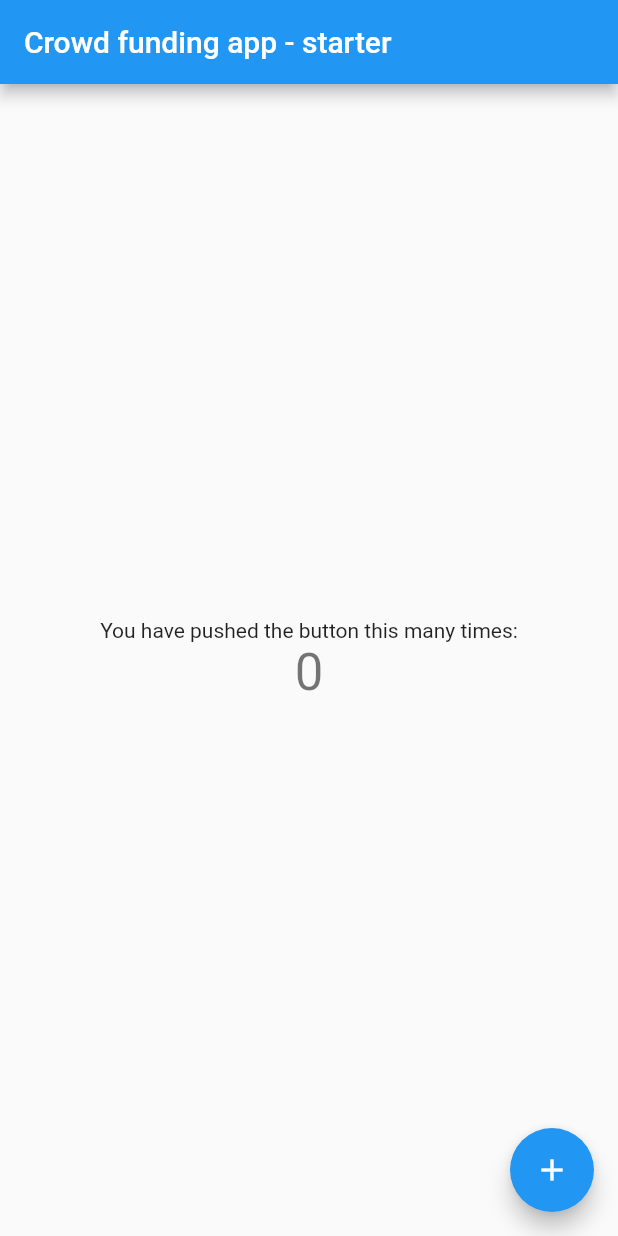
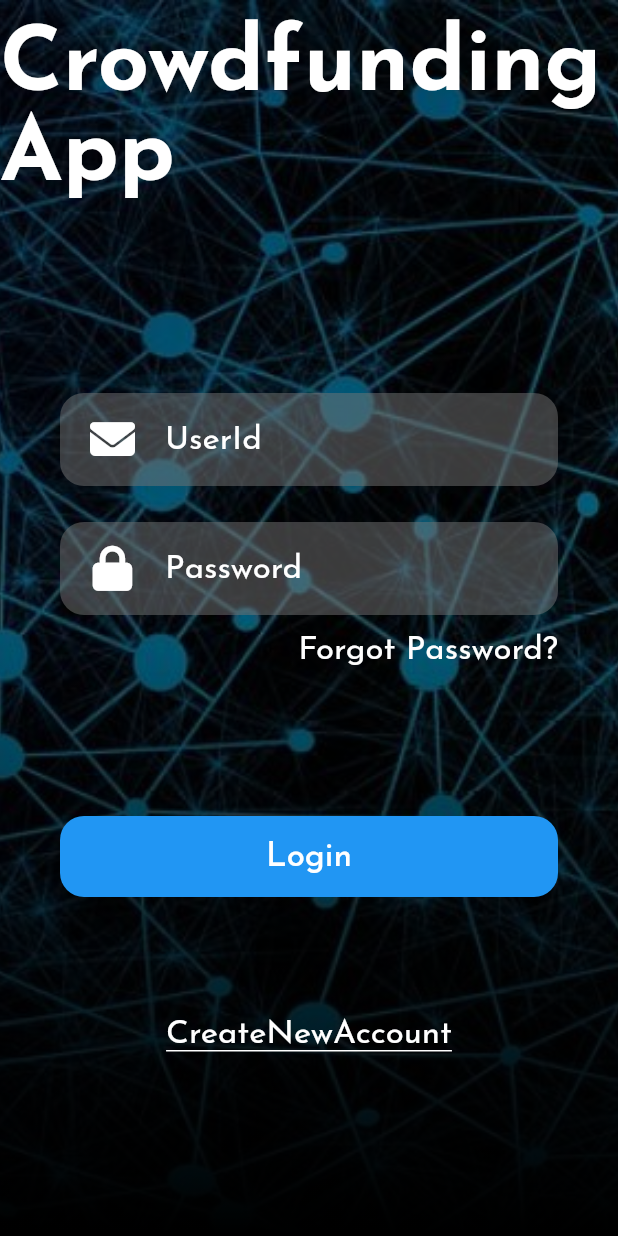
Before and after one commit to abdullahbinahmed/Crowd-Funding, a Flutter app: the screen it shows after launch, on a phone screen of 412 x 824 dp. Run offline on Flutter 3.47's test engine with Material 2 defaults, Android fonts, the phone set to English and light mode, and no system bars; our stand-ins replace font_awesome_flutter, google_fonts.

Commit message:
some widgets and login page - sample

```diff
--- a/App/cf_app/lib/main.dart
+++ b/App/cf_app/lib/main.dart
@@ -1,67 +1,88 @@
 import 'package:flutter/material.dart';
+import 'package:google_fonts/google_fonts.dart';
+import './screens/login-page.dart';
+
+
 
 void main() {
-  runApp(const MyApp());
+  runApp(MyApp());
 }
 
 class MyApp extends StatelessWidget {
-  const MyApp({Key? key}) : super(key: key);
-
-  // This widget is the root of your application.
   @override
   Widget build(BuildContext context) {
     return MaterialApp(
-      title: 'Crowd funding app - starter',
+      debugShowCheckedModeBanner: false,
+      title: 'Flutter LoginPage',
       theme: ThemeData(
+        textTheme:
+            GoogleFonts.josefinSansTextTheme(Theme.of(context).textTheme),
         primarySwatch: Colors.blue,
+        visualDensity: VisualDensity.adaptivePlatformDensity,
       ),
-      home: const MyHomePage(title: 'Crowd funding app - starter'),
+      home: LoginPage(),
     );
   }
 }
 
-class MyHomePage extends StatefulWidget {
-  const MyHomePage({Key? key, required this.title}) : super(key: key);
-  final String title;
+// class MyApp extends StatelessWidget {
+//   const MyApp({Key? key}) : super(key: key);
 
-  @override
-  State<MyHomePage> createState() => _MyHomePageState();
-}
+//   // This widget is the root of your application.
+//   @override
+//   Widget build(BuildContext context) {
+//     return MaterialApp(
+//       title: 'Crowd funding app - starter',
+//       theme: ThemeData(
+//         primarySwatch: Colors.blue,
+//       ),
+//       home: const MyHomePage(title: 'Crowd funding app - starter'),
+//     );
+//   }
+// }
 
-class _MyHomePageState extends State<MyHomePage> {
-  int _counter = 0;
+// class MyHomePage extends StatefulWidget {
+//   const MyHomePage({Key? key, required this.title}) : super(key: key);
+//   final String title;
 
-  void _incrementCounter() {
-    setState(() {
-      _counter++;
-    });
-  }
+//   @override
+//   State<MyHomePage> createState() => _MyHomePageState();
+// }
 
-  @override
-  Widget build(BuildContext context) {
-    return Scaffold(
-      appBar: AppBar(
-        title: Text(widget.title),
-      ),
-      body: Center(
-        child: Column(
-          mainAxisAlignment: MainAxisAlignment.center,
-          children: <Widget>[
-            const Text(
-              'You have pushed the button this many times:',
-            ),
-            Text(
-              '$_counter',
-              style: Theme.of(context).textTheme.headline4,
-            ),
-          ],
-        ),
-      ),
-      floatingActionButton: FloatingActionButton(
-        onPressed: _incrementCounter,
-        tooltip: 'Increment',
-        child: const Icon(Icons.add),
-      ),
-    );
-  }
-}
+// class _MyHomePageState extends State<MyHomePage> {
+//   int _counter = 0;
+
+//   void _incrementCounter() {
+//     setState(() {
+//       _counter++;
+//     });
+//   }
+
+//   @override
+//   Widget build(BuildContext context) {
+//     return Scaffold(
+//       appBar: AppBar(
+//         title: Text(widget.title),
+//       ),
+//       body: Center(
+//         child: Column(
+//           mainAxisAlignment: MainAxisAlignment.center,
+//           children: <Widget>[
+//             const Text(
+//               'You have pushed the button this many times:',
+//             ),
+//             Text(
+//               '$_counter',
+//               style: Theme.of(context).textTheme.headline4,
+//             ),
+//           ],
+//         ),
+//       ),
+//       floatingActionButton: FloatingActionButton(
+//         onPressed: _incrementCounter,
+//         tooltip: 'Increment',
+//         child: const Icon(Icons.add),
+//       ),
+//     );
+//   }
+// }
--- /dev/null
+++ b/App/cf_app/lib/palatte.dart
@@ -0,0 +1,13 @@
+import 'package:flutter/cupertino.dart';
+import 'package:flutter/material.dart';
+
+const TextStyle kHeading = TextStyle(
+  fontSize: 60,
+  fontWeight: FontWeight.bold,
+  color: Colors.white,
+);
+
+const TextStyle kBodyText = TextStyle(
+  fontSize: 22,
+  color: Colors.white,
+);
--- /dev/null
+++ b/App/cf_app/lib/screens/login-page.dart
@@ -0,0 +1,95 @@
+import 'package:flutter/material.dart';
+import '../palatte.dart';
+import 'package:font_awesome_flutter/font_awesome_flutter.dart';
+import '../widgets/background-image.dart';
+import '../widgets/password-input.dart';
+import '../widgets/rounded-button.dart';
+import '../widgets/text_input.dart';
+
+class LoginPage extends StatelessWidget {
+  @override
+  Widget build(BuildContext context) {
+    return Stack(
+      children: [
+        BackgroundImage(),
+        Scaffold(
+          backgroundColor: Colors.transparent,
+          body: SingleChildScrollView(
+            child: SafeArea(
+              child: Column(
+                children: [
+                  Container(
+                    height: 150,
+                    child: Center(
+                      child: Text(
+                        'Crowdfunding App',
+                        style: kHeading,
+                      ),
+                    ),
+                  ),
+                  SizedBox(
+                    height: 100,
+                  ),
+                  Container(
+                    padding: const EdgeInsets.symmetric(horizontal: 40),
+                    child: Column(
+                      children: [
+                        Column(
+                          crossAxisAlignment: CrossAxisAlignment.end,
+                          children: [
+                            TextInput(
+                              icon: FontAwesomeIcons.solidEnvelope,
+                              hint: 'UserId',
+                              inputType: TextInputType.text,
+                              inputAction: TextInputAction.next,
+                            ),
+                            PasswordInput(
+                              icon: FontAwesomeIcons.lock,
+                              hint: 'Password',
+                              inputAction: TextInputAction.done,
+                            ),
+                            Text(
+                              'Forgot Password?',
+                              style: kBodyText,
+                            ),
+                          ],
+                        ),
+                        Column(
+                          children: [
+                            SizedBox(
+                              height: 100,
+                            ),
+                            RoundedButton(
+                              buttonText: 'Login',
+                            ),
+                            SizedBox(
+                              height: 80,
+                            ),
+                            Container(
+                              decoration: BoxDecoration(
+                                  border: Border(
+                                bottom:
+                                    BorderSide(color: Colors.white, width: 1),
+                              )),
+                              child: Text(
+                                'CreateNewAccount',
+                                style: kBodyText,
+                              ),
+                            ),
+                            SizedBox(
+                              height: 30,
+                            ),
+                          ],
+                        )
+                      ],
+                    ),
+                  )
+                ],
+              ),
+            ),
+          ),
+        ),
+      ],
+    );
+  }
+}
--- /dev/null
+++ b/App/cf_app/lib/widgets/background-image.dart
@@ -0,0 +1,28 @@
+import 'package:flutter/material.dart';
+
+class BackgroundImage extends StatelessWidget {
+  const BackgroundImage({
+    Key? key,
+  }) : super(key: key);
+
+  @override
+  Widget build(BuildContext context) {
+    return ShaderMask(
+      shaderCallback: (bounds) => LinearGradient(
+        colors: [Colors.black, Colors.black12],
+        begin: Alignment.bottomCenter,
+        end: Alignment.center,
+      ).createShader(bounds),
+      blendMode: BlendMode.darken,
+      child: Container(
+        decoration: BoxDecoration(
+          image: DecorationImage(
+            image: AssetImage('assets/images/login_bg.jpg'),
+            fit: BoxFit.cover,
+            colorFilter: ColorFilter.mode(Colors.black45, BlendMode.darken),
+          ),
+        ),
+      ),
+    );
+  }
+}
--- /dev/null
+++ b/App/cf_app/lib/widgets/password-input.dart
@@ -0,0 +1,48 @@
+import 'package:flutter/material.dart';
+
+import '../palatte.dart';
+
+class PasswordInput extends StatelessWidget {
+  const PasswordInput({
+    Key? key,
+    @required this.icon,
+    @required this.hint,
+    this.inputAction,
+  }) : super(key: key);
+
+  final IconData? icon;
+  final String? hint;
+  final TextInputAction? inputAction;
+
+  @override
+  Widget build(BuildContext context) {
+    return Padding(
+      padding: const EdgeInsets.symmetric(vertical: 12.0),
+      child: Container(
+        decoration: BoxDecoration(
+          color: Colors.grey[600]?.withOpacity(0.5),
+          borderRadius: BorderRadius.circular(16),
+        ),
+        child: TextField(
+          decoration: InputDecoration(
+            contentPadding: const EdgeInsets.symmetric(vertical: 20),
+            border: InputBorder.none,
+            hintText: hint,
+            prefixIcon: Padding(
+              padding: const EdgeInsets.symmetric(horizontal: 20),
+              child: Icon(
+                icon,
+                color: Colors.white,
+                size: 30,
+              ),
+            ),
+            hintStyle: kBodyText,
+          ),
+          obscureText: true,
+          style: kBodyText,
+          textInputAction: inputAction,
+        ),
+      ),
+    );
+  }
+}
--- /dev/null
+++ b/App/cf_app/lib/widgets/rounded-button.dart
@@ -0,0 +1,32 @@
+import 'package:flutter/material.dart';
+import '../palatte.dart';
+
+class RoundedButton extends StatelessWidget {
+  const RoundedButton({
+    Key? key,
+    required this.buttonText,
+  }) : super(key: key);
+
+  final String buttonText;
+
+  @override
+  Widget build(BuildContext context) {
+    return Container(
+      width: double.infinity,
+      decoration: BoxDecoration(
+        color: Colors.blue,
+        borderRadius: BorderRadius.circular(16),
+      ),
+      child: FlatButton(
+        onPressed: () {},
+        child: Padding(
+          padding: const EdgeInsets.symmetric(vertical: 16.0),
+          child: Text(
+            buttonText,
+            style: kBodyText,
+          ),
+        ),
+      ),
+    );
+  }
+}
--- /dev/null
+++ b/App/cf_app/lib/widgets/text_input.dart
@@ -0,0 +1,49 @@
+import 'package:flutter/material.dart';
+import '../palatte.dart';
+
+class TextInput extends StatelessWidget {
+  const TextInput({
+    Key? key,
+    @required this.icon,
+    @required this.hint,
+    this.inputType,
+    this.inputAction,
+  }) : super(key: key);
+
+  final IconData? icon;
+  final String? hint;
+  final TextInputType? inputType;
+  final TextInputAction? inputAction;
+
+  @override
+  Widget build(BuildContext context) {
+    return Padding(
+      padding: const EdgeInsets.symmetric(vertical: 12.0),
+      child: Container(
+        decoration: BoxDecoration(
+          color: Colors.grey[600]?.withOpacity(0.5),
+          borderRadius: BorderRadius.circular(16),
+        ),
+        child: TextField(
+          decoration: InputDecoration(
+            contentPadding: const EdgeInsets.symmetric(vertical: 20),
+            border: InputBorder.none,
+            hintText: hint,
+            prefixIcon: Padding(
+              padding: const EdgeInsets.symmetric(horizontal: 20),
+              child: Icon(
+                icon,
+                color: Colors.white,
+                size: 30,
+              ),
+            ),
+            hintStyle: kBodyText,
+          ),
+          style: kBodyText,
+          keyboardType: inputType,
+          textInputAction: inputAction,
+        ),
+      ),
+    );
+  }
+}
--- a/App/cf_app/pubspec.yaml
+++ b/App/cf_app/pubspec.yaml
@@ -34,6 +34,8 @@ dependencies:
   # The following adds the Cupertino Icons font to your application.
   # Use with the CupertinoIcons class for iOS style icons.
   cupertino_icons: ^1.0.2
+  font_awesome_flutter: ^10.1.0
+  google_fonts: ^2.3.1
 
 dev_dependencies:
   flutter_test:
@@ -57,6 +59,8 @@ flutter:
   # the material Icons class.
   uses-material-design: true
 
+  assets:
+    - assets/images/
   # To add assets to your application, add an assets section, like this:
   # assets:
   #   - images/a_dot_burr.jpeg
```
Also changed, not shown: App/cf_app/assets/images/login_bg.jpg (added), App/cf_app/pubspec.lock, 1 other file.
